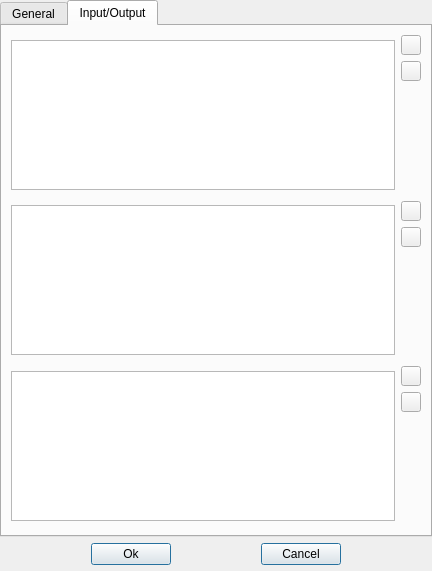
The window that spinetoolbox/ui/tool_template_form.ui (spine-tools/Spine-Toolbox) describes before a commit, drawn with Qt 5.
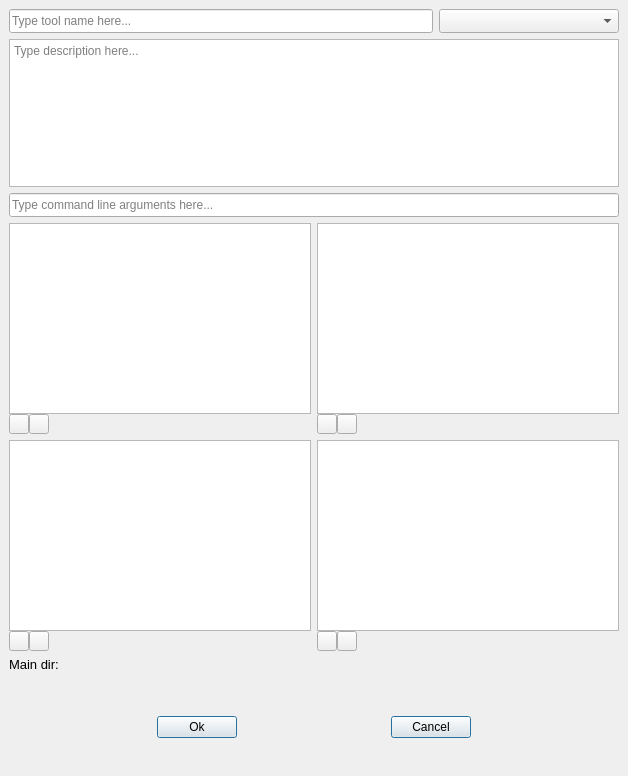
The same window after the commit. The open tabs and pages were chosen to show the change. Icons and pictures are not drawn.

Commit message: Rearrange widgets into one tab in Tool template form. Also: - Connect buttons to add and remove optional inputfiles. - Fix bug in tool execution (animation wheel was triggered after executing the tool, which cause it to keep spinning if the tool ended too fast).

```diff
--- a/spinetoolbox/ui/tool_template_form.ui
+++ b/spinetoolbox/ui/tool_template_form.ui
@@ -29,8 +29,8 @@
    <rect>
     <x>0</x>
     <y>0</y>
-    <width>432</width>
-    <height>571</height>
+    <width>628</width>
+    <height>776</height>
    </rect>
   </property>
   <property name="sizePolicy">
@@ -42,7 +42,7 @@
   <property name="windowTitle">
    <string>Tool Template</string>
   </property>
-  <layout class="QVBoxLayout" name="verticalLayout_9">
+  <layout class="QVBoxLayout" name="verticalLayout_6">
    <property name="spacing">
     <number>0</number>
    </property>
@@ -59,23 +59,22 @@
     <number>0</number>
    </property>
    <item>
-    <layout class="QVBoxLayout" name="verticalLayout_7">
-     <item>
-      <widget class="QTabWidget" name="tabWidget">
-       <property name="sizePolicy">
-        <sizepolicy hsizetype="Expanding" vsizetype="Expanding">
-         <horstretch>0</horstretch>
-         <verstretch>0</verstretch>
-        </sizepolicy>
-       </property>
-       <property name="currentIndex">
+    <layout class="QVBoxLayout" name="verticalLayout_5">
+     <property name="spacing">
+      <number>6</number>
+     </property>
+     <property name="leftMargin">
+      <number>9</number>
+     </property>
+     <property name="topMargin">
+      <number>9</number>
+     </property>
+     <property name="rightMargin">
+      <number>9</number>
+     </property>
+     <property name="bottomMargin">
         <number>0</number>
        </property>
-       <widget class="QWidget" name="tab">
-        <attribute name="title">
-         <string>General</string>
-        </attribute>
-        <layout class="QVBoxLayout" name="verticalLayout">
          <item>
           <layout class="QHBoxLayout" name="horizontalLayout">
            <item>
@@ -150,11 +149,50 @@
           </widget>
          </item>
          <item>
-          <layout class="QHBoxLayout" name="horizontalLayout_3">
+      <widget class="QLineEdit" name="lineEdit_args">
+       <property name="enabled">
+        <bool>true</bool>
+       </property>
+       <property name="sizePolicy">
+        <sizepolicy hsizetype="Expanding" vsizetype="Fixed">
+         <horstretch>0</horstretch>
+         <verstretch>0</verstretch>
+        </sizepolicy>
+       </property>
+       <property name="minimumSize">
+        <size>
+         <width>220</width>
+         <height>24</height>
+        </size>
+       </property>
+       <property name="maximumSize">
+        <size>
+         <width>5000</width>
+         <height>24</height>
+        </size>
+       </property>
+       <property name="toolTip">
+        <string>&lt;html&gt;&lt;head/&gt;&lt;body&gt;&lt;p&gt;Item description (optional)&lt;/p&gt;&lt;/body&gt;&lt;/html&gt;</string>
+       </property>
+       <property name="placeholderText">
+        <string>Type command line arguments here...</string>
+       </property>
+       <property name="clearButtonEnabled">
+        <bool>true</bool>
+       </property>
+      </widget>
+     </item>
+     <item>
+      <layout class="QGridLayout" name="gridLayout">
+       <item row="0" column="0">
+        <layout class="QVBoxLayout" name="verticalLayout">
+         <property name="spacing">
+          <number>0</number>
+         </property>
            <item>
             <widget class="QTreeView" name="treeView_includes">
              <property name="sizePolicy">
-              <sizepolicy hsizetype="Expanding" vsizetype="MinimumExpanding">
+            <sizepolicy hsizetype="Expanding" vsizetype="Preferred">
                <horstretch>0</horstretch>
                <verstretch>0</verstretch>
               </sizepolicy>
@@ -165,10 +203,15 @@
                <height>200</height>
               </size>
              </property>
+           <property name="font">
+            <font>
+             <pointsize>10</pointsize>
+            </font>
+           </property>
             </widget>
            </item>
            <item>
-            <layout class="QVBoxLayout" name="verticalLayout_2">
+          <layout class="QHBoxLayout" name="horizontalLayout_2">
              <item>
               <widget class="QToolButton" name="toolButton_plus_includes">
                <property name="sizePolicy">
@@ -248,14 +291,14 @@
               </widget>
              </item>
              <item>
-              <spacer name="verticalSpacer_2">
+            <spacer name="horizontalSpacer_4">
                <property name="orientation">
-                <enum>Qt::Vertical</enum>
+              <enum>Qt::Horizontal</enum>
                </property>
                <property name="sizeHint" stdset="0">
                 <size>
-                 <width>20</width>
-                 <height>40</height>
+               <width>40</width>
+               <height>20</height>
                 </size>
                </property>
               </spacer>
@@ -264,88 +307,11 @@
            </item>
           </layout>
          </item>
-         <item>
-          <layout class="QHBoxLayout" name="horizontalLayout_7">
-           <item>
-            <widget class="QLabel" name="label">
-             <property name="maximumSize">
-              <size>
-               <width>60</width>
-               <height>16777215</height>
-              </size>
-             </property>
-             <property name="text">
-              <string>Main dir:</string>
-             </property>
-            </widget>
-           </item>
-           <item>
-            <widget class="QLabel" name="label_mainpath">
-             <property name="text">
-              <string/>
-             </property>
-            </widget>
-           </item>
-          </layout>
-         </item>
-         <item>
-          <widget class="QLineEdit" name="lineEdit_args">
-           <property name="enabled">
-            <bool>true</bool>
-           </property>
-           <property name="sizePolicy">
-            <sizepolicy hsizetype="Expanding" vsizetype="Fixed">
-             <horstretch>0</horstretch>
-             <verstretch>0</verstretch>
-            </sizepolicy>
-           </property>
-           <property name="minimumSize">
-            <size>
-             <width>220</width>
-             <height>24</height>
-            </size>
-           </property>
-           <property name="maximumSize">
-            <size>
-             <width>5000</width>
-             <height>24</height>
-            </size>
-           </property>
-           <property name="toolTip">
-            <string>&lt;html&gt;&lt;head/&gt;&lt;body&gt;&lt;p&gt;Item description (optional)&lt;/p&gt;&lt;/body&gt;&lt;/html&gt;</string>
-           </property>
-           <property name="placeholderText">
-            <string>Type command line arguments here...</string>
-           </property>
-           <property name="clearButtonEnabled">
-            <bool>true</bool>
-           </property>
-          </widget>
-         </item>
-         <item>
-          <spacer name="verticalSpacer">
-           <property name="orientation">
-            <enum>Qt::Vertical</enum>
-           </property>
-           <property name="sizeHint" stdset="0">
-            <size>
-             <width>20</width>
-             <height>26</height>
-            </size>
-           </property>
-          </spacer>
-         </item>
-        </layout>
-       </widget>
-       <widget class="QWidget" name="tab_2">
-        <attribute name="title">
-         <string>Input/Output</string>
-        </attribute>
-        <layout class="QVBoxLayout" name="verticalLayout_8">
-         <item>
-          <layout class="QVBoxLayout" name="verticalLayout_6">
-           <item>
-            <layout class="QHBoxLayout" name="horizontalLayout_4">
+       <item row="0" column="1">
+        <layout class="QVBoxLayout" name="verticalLayout_3">
+         <property name="spacing">
+          <number>0</number>
+         </property>
              <item>
               <widget class="QTreeView" name="treeView_inputfiles">
                <property name="sizePolicy">
@@ -357,13 +323,18 @@
                <property name="maximumSize">
                 <size>
                  <width>16777215</width>
-                 <height>150</height>
-                </size>
-               </property>
+             <height>500</height>
+            </size>
+           </property>
+           <property name="font">
+            <font>
+             <pointsize>10</pointsize>
+            </font>
+           </property>
               </widget>
              </item>
              <item>
-              <layout class="QVBoxLayout" name="verticalLayout_5">
+          <layout class="QHBoxLayout" name="horizontalLayout_4">
                <item>
                 <widget class="QToolButton" name="toolButton_plus_inputfiles">
                  <property name="sizePolicy">
@@ -443,14 +414,14 @@
                 </widget>
                </item>
                <item>
-                <spacer name="verticalSpacer_3">
+            <spacer name="horizontalSpacer_6">
                  <property name="orientation">
-                  <enum>Qt::Vertical</enum>
+              <enum>Qt::Horizontal</enum>
                  </property>
                  <property name="sizeHint" stdset="0">
                   <size>
-                   <width>20</width>
-                   <height>40</height>
+               <width>40</width>
+               <height>20</height>
                   </size>
                  </property>
                 </spacer>
@@ -459,20 +430,28 @@
              </item>
             </layout>
            </item>
-           <item>
-            <layout class="QHBoxLayout" name="horizontalLayout_5">
-             <item>
-              <widget class="QTreeView" name="treeView_inputfiles_opt">
-               <property name="maximumSize">
-                <size>
-                 <width>16777215</width>
-                 <height>150</height>
-                </size>
-               </property>
-              </widget>
-             </item>
-             <item>
+       <item row="1" column="0">
               <layout class="QVBoxLayout" name="verticalLayout_4">
+         <property name="spacing">
+          <number>0</number>
+         </property>
+         <item>
+          <widget class="QTreeView" name="treeView_inputfiles_opt">
+           <property name="maximumSize">
+            <size>
+             <width>16777215</width>
+             <height>500</height>
+            </size>
+           </property>
+           <property name="font">
+            <font>
+             <pointsize>10</pointsize>
+            </font>
+           </property>
+          </widget>
+         </item>
+         <item>
+          <layout class="QHBoxLayout" name="horizontalLayout_5">
                <item>
                 <widget class="QToolButton" name="toolButton_plus_inputfiles_opt">
                  <property name="sizePolicy">
@@ -552,14 +531,14 @@
                 </widget>
                </item>
                <item>
-                <spacer name="verticalSpacer_4">
+            <spacer name="horizontalSpacer_7">
                  <property name="orientation">
-                  <enum>Qt::Vertical</enum>
+              <enum>Qt::Horizontal</enum>
                  </property>
                  <property name="sizeHint" stdset="0">
                   <size>
-                   <width>20</width>
-                   <height>40</height>
+               <width>40</width>
+               <height>20</height>
                   </size>
                  </property>
                 </spacer>
@@ -568,20 +547,28 @@
              </item>
             </layout>
            </item>
-           <item>
-            <layout class="QHBoxLayout" name="horizontalLayout_6">
+       <item row="1" column="1">
+        <layout class="QVBoxLayout" name="verticalLayout_2">
+         <property name="spacing">
+          <number>0</number>
+         </property>
              <item>
               <widget class="QTreeView" name="treeView_outputfiles">
                <property name="maximumSize">
                 <size>
                  <width>16777215</width>
-                 <height>150</height>
-                </size>
-               </property>
+             <height>500</height>
+            </size>
+           </property>
+           <property name="font">
+            <font>
+             <pointsize>10</pointsize>
+            </font>
+           </property>
               </widget>
              </item>
              <item>
-              <layout class="QVBoxLayout" name="verticalLayout_3">
+          <layout class="QHBoxLayout" name="horizontalLayout_3">
                <item>
                 <widget class="QToolButton" name="toolButton_plus_outputfiles">
                  <property name="sizePolicy">
@@ -661,7 +648,60 @@
                 </widget>
                </item>
                <item>
-                <spacer name="verticalSpacer_5">
+            <spacer name="horizontalSpacer_5">
+             <property name="orientation">
+              <enum>Qt::Horizontal</enum>
+             </property>
+             <property name="sizeHint" stdset="0">
+              <size>
+               <width>40</width>
+               <height>20</height>
+              </size>
+             </property>
+            </spacer>
+           </item>
+          </layout>
+         </item>
+        </layout>
+       </item>
+      </layout>
+     </item>
+     <item>
+      <layout class="QHBoxLayout" name="horizontalLayout_7">
+       <item>
+        <widget class="QLabel" name="label">
+         <property name="maximumSize">
+          <size>
+           <width>60</width>
+           <height>16777215</height>
+          </size>
+         </property>
+         <property name="font">
+          <font>
+           <pointsize>10</pointsize>
+          </font>
+         </property>
+         <property name="text">
+          <string>Main dir:</string>
+         </property>
+        </widget>
+       </item>
+       <item>
+        <widget class="QLabel" name="label_mainpath">
+         <property name="font">
+          <font>
+           <pointsize>10</pointsize>
+          </font>
+         </property>
+         <property name="text">
+          <string/>
+         </property>
+        </widget>
+       </item>
+      </layout>
+     </item>
+     <item>
+      <spacer name="verticalSpacer">
                  <property name="orientation">
                   <enum>Qt::Vertical</enum>
                  </property>
@@ -673,35 +713,10 @@
                  </property>
                 </spacer>
                </item>
-              </layout>
-             </item>
-            </layout>
-           </item>
-          </layout>
-         </item>
-        </layout>
-       </widget>
-      </widget>
-     </item>
      <item>
-      <layout class="QHBoxLayout" name="horizontalLayout_2">
-       <property name="spacing">
-        <number>0</number>
-       </property>
-       <property name="leftMargin">
-        <number>0</number>
-       </property>
-       <property name="topMargin">
-        <number>6</number>
-       </property>
-       <property name="rightMargin">
-        <number>0</number>
-       </property>
-       <property name="bottomMargin">
-        <number>6</number>
-       </property>
+      <layout class="QHBoxLayout" name="horizontalLayout_8">
        <item>
-        <spacer name="horizontalSpacer">
+        <spacer name="horizontalSpacer_2">
          <property name="orientation">
           <enum>Qt::Horizontal</enum>
          </property>
@@ -724,7 +739,7 @@
         </widget>
        </item>
        <item>
-        <spacer name="horizontalSpacer_3">
+        <spacer name="horizontalSpacer">
          <property name="orientation">
           <enum>Qt::Horizontal</enum>
          </property>
@@ -747,7 +762,7 @@
         </widget>
        </item>
        <item>
-        <spacer name="horizontalSpacer_2">
+        <spacer name="horizontalSpacer_3">
          <property name="orientation">
           <enum>Qt::Horizontal</enum>
          </property>
@@ -761,6 +776,19 @@
        </item>
       </layout>
      </item>
+     <item>
+      <spacer name="verticalSpacer_2">
+       <property name="orientation">
+        <enum>Qt::Vertical</enum>
+       </property>
+       <property name="sizeHint" stdset="0">
+        <size>
+         <width>20</width>
+         <height>40</height>
+        </size>
+       </property>
+      </spacer>
+     </item>
     </layout>
    </item>
    <item>
```
Left out of the diff: 21 changed lines with no effect on the pictures. Lines whose indentation alone changed are shown as unchanged. The commit also changes 9 other files.
